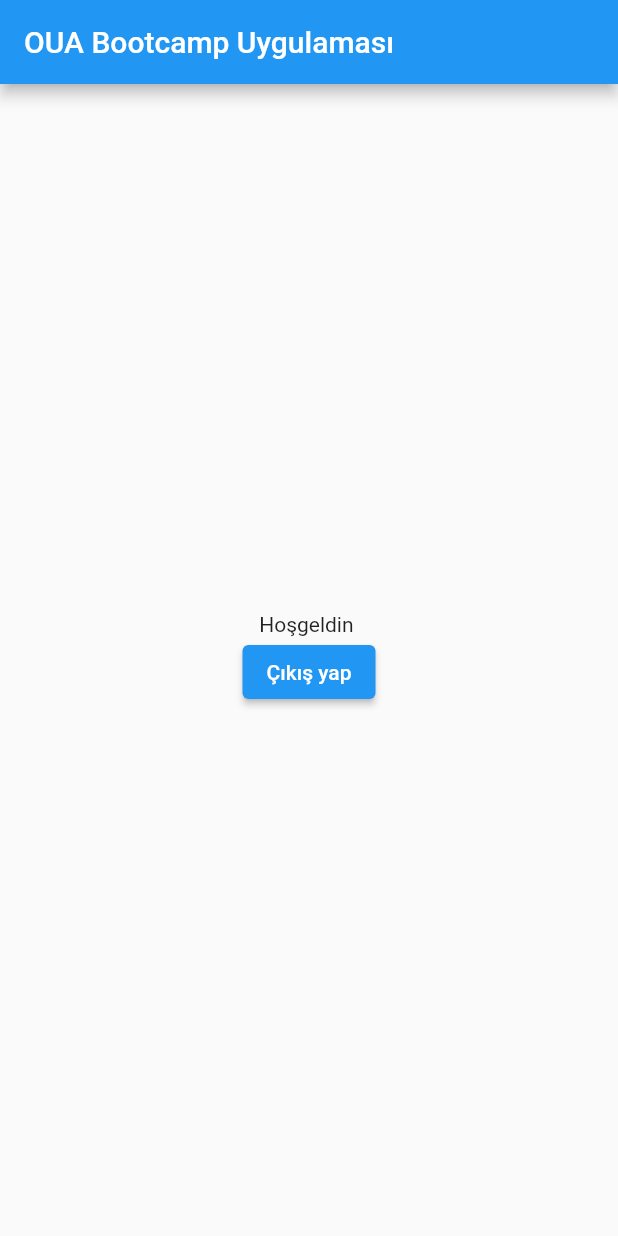
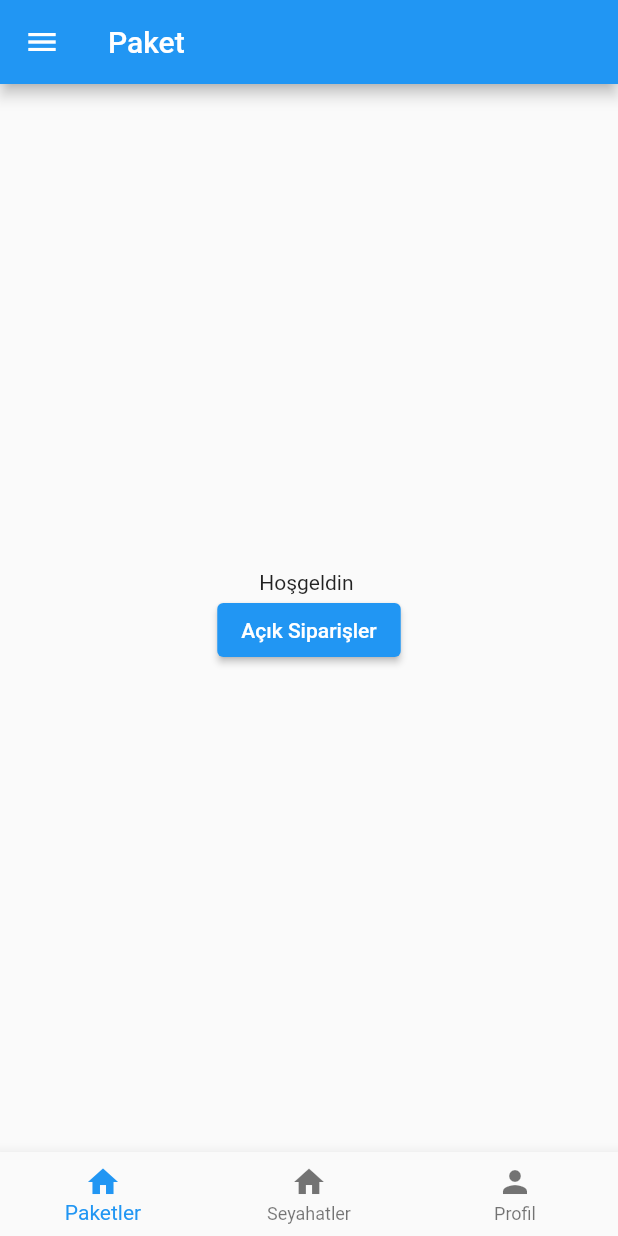
Before and after one commit to Merveaslann/paket_uygulamasi, a Flutter app: the HomePage screen opened directly, on a phone screen of 412 x 824 dp. Run offline on Flutter 3.47's test engine with Material 2 defaults, Android fonts, the phone set to English and light mode, and no system bars; our stand-ins replace firebase_auth, firebase_core; accounts and stored records are empty; generated files the repository leaves out were written again.

```diff
--- a/lib/pages/home_page.dart
+++ b/lib/pages/home_page.dart
@@ -1,8 +1,10 @@
+import 'package:bootcamp_app/pages/order_listings_page.dart';
 import 'package:flutter/material.dart';
 import 'package:firebase_core/firebase_core.dart';
 import 'package:firebase_auth/firebase_auth.dart';
 
 import 'login_page.dart';
+import '../widgets/bottom_nav_bar_view.dart';
 
 class HomePage extends StatelessWidget {
   const HomePage({Key? key}) : super(key: key);
@@ -11,18 +13,40 @@ class HomePage extends StatelessWidget {
   Widget build(BuildContext context) {
     return Scaffold(
       appBar: AppBar(
-        title: const Text("OUA Bootcamp Uygulaması"),
+        title: const Text("Paket"),
       ),
+      drawer: Drawer(
+        child: ListView(
+          padding: EdgeInsets.zero,
+          children: [
+            DrawerHeader(
+                child: Row(
+                  children: [
+                    const Icon(Icons.person, size: 40),
+                    Text("${FirebaseAuth.instance.currentUser?.email}")
+                  ],
+                )
+            ),
+            ListTile(
+              title: const Text("Çıkış Yap"),
+              onTap: (){
+                signOut(context);
+              },
+            )
+          ],
+        ),
+      ),
+      bottomNavigationBar: BottomNavBar(0),
       body: Center(
         child: Column(
           mainAxisAlignment: MainAxisAlignment.center,
           children: <Widget>[
             Text("Hoşgeldin ${FirebaseAuth.instance.currentUser?.email}"),
             ElevatedButton(
-                onPressed: () {
-                  signOut(context);
-                },
-                child: const Text("Çıkış yap")
+              onPressed: () {
+                Navigator.of(context).push(MaterialPageRoute(builder: (context) => const OrderListings()));
+              },
+              child: const Text("Açık Siparişler")
             )
           ],
         ),
--- /dev/null
+++ b/lib/widgets/bottom_nav_bar_view.dart
@@ -0,0 +1,53 @@
+import 'package:bootcamp_app/pages/order_listings_page.dart';
+import 'package:flutter/material.dart';
+
+import '../pages/home_page.dart';
+
+class BottomNavBar extends StatefulWidget {
+  int _selected_index;
+  BottomNavBar(this._selected_index, {Key? key}) : super(key: key);
+
+  @override
+  State<BottomNavBar> createState() => _BottomNavBarState();
+}
+
+class _BottomNavBarState extends State<BottomNavBar> {
+
+  @override
+  Widget build(BuildContext context) {
+    return BottomNavigationBar(
+      items: const [
+        BottomNavigationBarItem(
+            icon: Icon(Icons.home),
+            label: "Paketler"
+        ),
+        BottomNavigationBarItem(
+            icon: Icon(Icons.home),
+            label: "Seyahatler"
+        ),
+        BottomNavigationBarItem(
+            icon: Icon(Icons.person),
+            label: "Profil"
+        )
+      ],
+      currentIndex: widget._selected_index,
+      selectedItemColor: Colors.blue,
+      onTap: (value) {
+        setState(() {
+          widget._selected_index = value;
+        });
+        switch(value){
+          case 0:
+            Navigator.of(context).pushReplacement(MaterialPageRoute(builder: (context) => const HomePage()));
+            break;
+          case 1:
+            Navigator.of(context).pushReplacement(MaterialPageRoute(builder: (context) => const OrderListings()));
+            break;
+          case 2:
+            Navigator.of(context).pushReplacement(MaterialPageRoute(builder: (context) => const HomePage()));
+            break;
+        }
+      },
+    );
+  }
+}
```
Also changed, not shown: lib/models/order.dart (added, +17 -0 lines), lib/pages/order_listings_page.dart (added, +45 -0 lines), lib/widgets/order_view.dart (added, +47 -0 lines).
